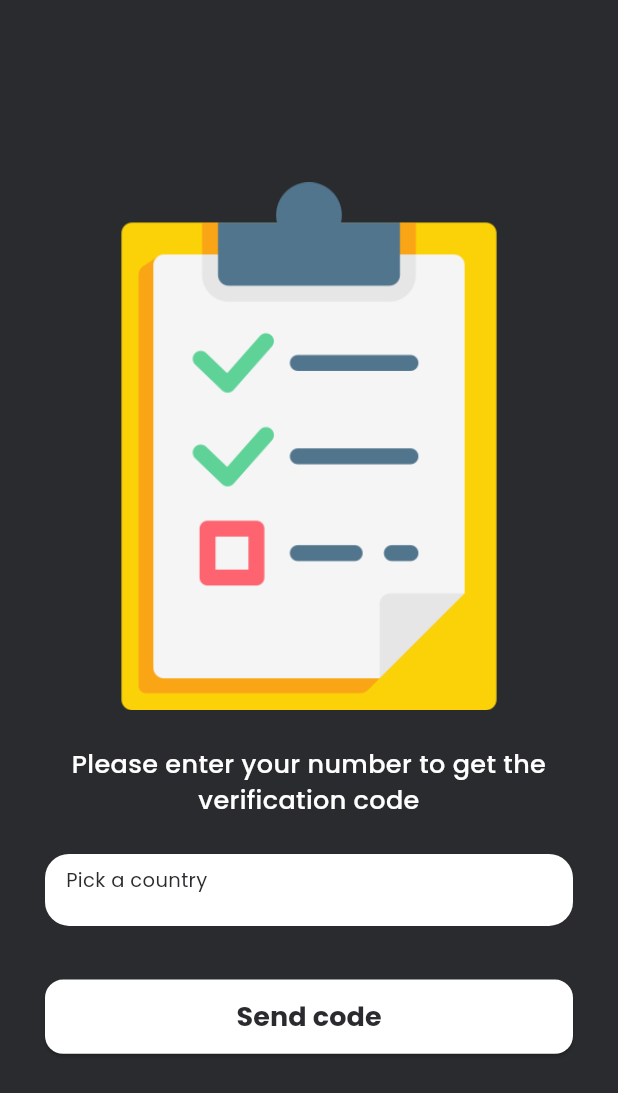
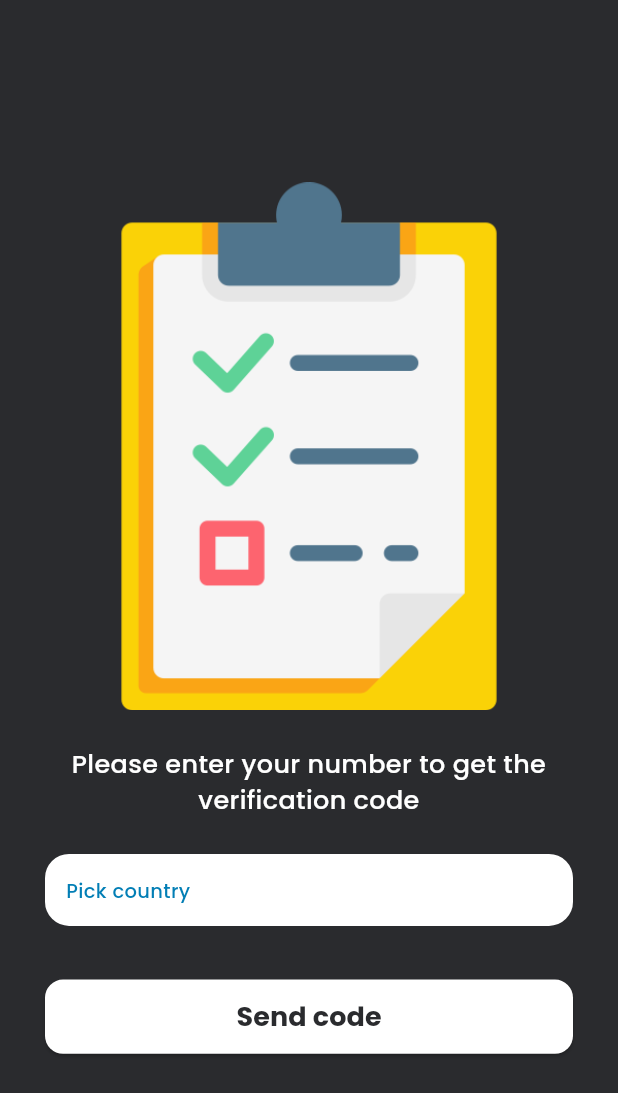
Before and after one commit to muhtar-sgk/TodoAppRiverpod, a Flutter app: the screen it shows after launch, after a tap on "Skip", after a tap on "Login with phone", on a phone screen of 412 x 824 dp. Shown: the top 1093 px of the screen. Run offline on Flutter 3.47's test engine with Material 2 defaults, Android fonts, the phone set to English and light mode, and no system bars; our stand-ins replace country_picker, firebase_auth, firebase_core, flutter_hooks, flutter_screenutil, flutter_vector_icons and 5 more; accounts and stored records are empty; generated files the repository leaves out were written again.

Commit message:
update authentication controller

```diff
--- a/lib/features/authentication/controller/authentication_controller.dart
+++ b/lib/features/authentication/controller/authentication_controller.dart
@@ -1,5 +1,10 @@
 import 'package:flutter/material.dart';
+import 'package:hooks_riverpod/hooks_riverpod.dart';
 import 'package:riverpod_todoapp/features/authentication/repository/authentication_repository.dart';
+
+final authControllerProvider = Provider((ref) =>
+  AuthenticationController(ref.watch(authRepoProvider))
+);
 
 class AuthenticationController {
   final AuthenticationRepository repository;
--- a/lib/features/authentication/views/sign_in_screen.dart
+++ b/lib/features/authentication/views/sign_in_screen.dart
@@ -1,14 +1,19 @@
 import 'package:country_picker/country_picker.dart';
 import 'package:flutter/material.dart';
+import 'package:flutter_hooks/flutter_hooks.dart';
+import 'package:flutter_screenutil/flutter_screenutil.dart';
 import 'package:google_fonts/google_fonts.dart';
 import 'package:hooks_riverpod/hooks_riverpod.dart';
 import 'package:riverpod_todoapp/core/common/widgets/round_button.dart';
 import 'package:riverpod_todoapp/core/common/widgets/white_space.dart';
 import 'package:riverpod_todoapp/core/res/colours.dart';
 import 'package:riverpod_todoapp/core/res/image_res.dart';
+import 'package:riverpod_todoapp/core/utils/core_utils.dart';
 import 'package:riverpod_todoapp/features/authentication/app/country_code_provider.dart';
 
-class SignInScreen extends ConsumerWidget {
+import '../controller/authentication_controller.dart';
+
+class SignInScreen extends HookConsumerWidget {
   const SignInScreen({super.key});
 
   @override
@@ -18,6 +23,7 @@ class SignInScreen extends ConsumerWidget {
       borderRadius: BorderRadius.circular(16)
     );
     final code = ref.watch(countryCodeProvider);
+    final phoneController = useTextEditingController();
 
     return Scaffold(
       body: SafeArea(
@@ -44,6 +50,8 @@ class SignInScreen extends ConsumerWidget {
                   fontSize: 18,
                   color: Colours.darkBackground,
                   fontWeight: FontWeight.w700),
+                controller: phoneController,
+                readOnly: code == null,
                 decoration: InputDecoration(
                   filled: true,
                   fillColor: Colours.light,
@@ -78,15 +86,20 @@ class SignInScreen extends ConsumerWidget {
                           ),
                         );
                       },
-                      child: Text(
-                        code == null ? 'Pick a country' : '${code
-                          .flagEmoji}${code.phoneCode}',
-                        style: GoogleFonts.poppins(
-                          fontSize: code == null ? 13 : 18,
-                          color: Colours.darkBackground,
-                          fontWeight: code == null
-                            ? FontWeight.normal
-                            : FontWeight.bold
+                      child: Padding(
+                        padding: EdgeInsets.only(top: code == null ? 6.h : 2.h),
+                        child: Text(
+                          code == null ? 'Pick country' : '${code
+                            .flagEmoji} +${code.phoneCode} ',
+                          style: GoogleFonts.poppins(
+                            fontSize: code == null ? 13 : 18,
+                            color: code == null
+                              ? Colours.lightBlue
+                              : Colours.darkBackground,
+                            fontWeight: code == null
+                              ? FontWeight.w500
+                              : FontWeight.bold
+                          ),
                         ),
                       ),
                     ),
@@ -102,7 +115,15 @@ class SignInScreen extends ConsumerWidget {
               const WhiteSpace(height: 30),
               RoundButton(
                 text: 'Send code',
-                onPressed: (){
+                onPressed: () async {
+                  if(code == null) return;
+                  final navigator = Navigator.of(context);
+                  CoreUtils.showLoader(context);
+                  await ref.read(authControllerProvider).sendOTP(
+                    context: context,
+                    phoneNumber: '+${code.phoneCode}${phoneController.text}'
+                  );
+                  navigator.pop();
                 },
               )
             ],
```
Also changed, not shown: lib/core/utils/core_utils.dart (+25 -0 lines), lib/features/authentication/repository/authentication_repository.dart (+24 -1 lines).
